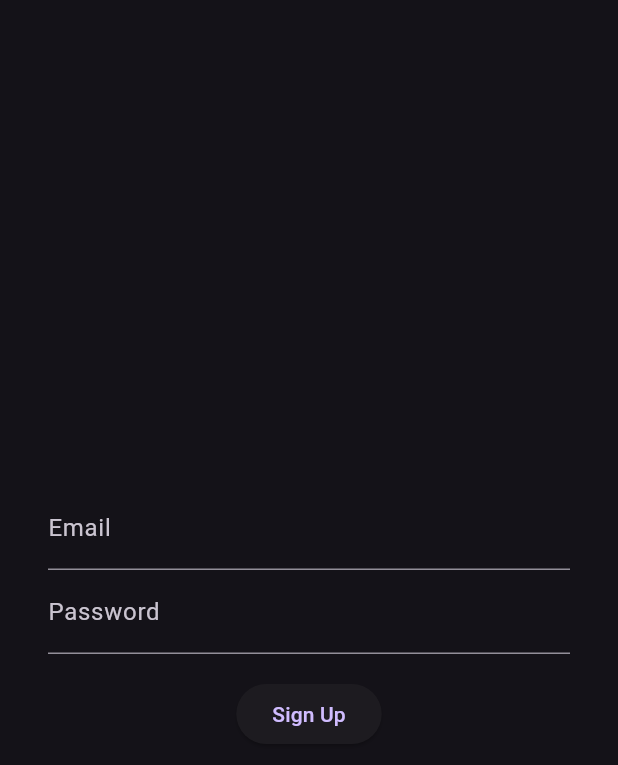
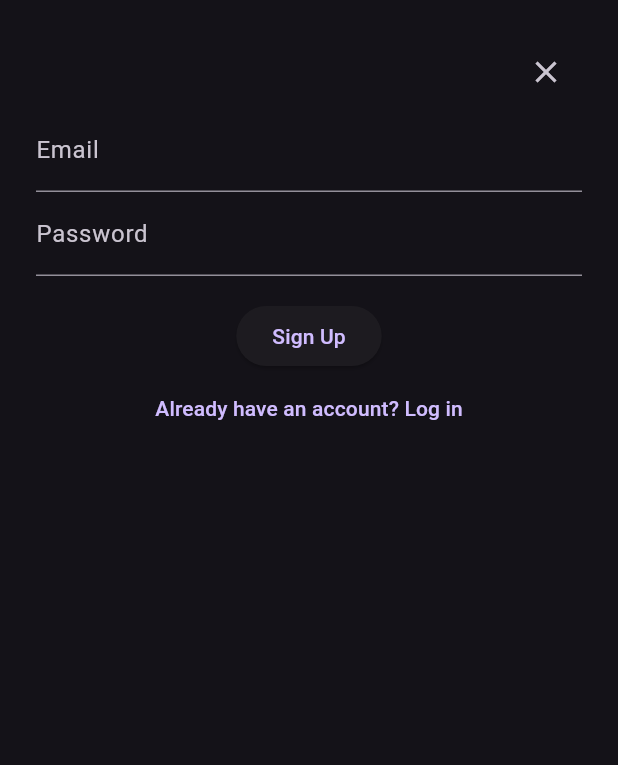
Before and after one commit to KRPpang/game-main-1-, a Flutter app: the SignupPage widget shown alone on an empty page, opened directly, on a phone screen of 412 x 824 dp. Shown: the top 765 px of the screen. Run offline on Flutter 3.47's test engine with Material 3 defaults, Android fonts, the phone set to English and light mode, and no system bars; our stand-ins replace cloud_firestore, firebase_analytics, firebase_auth, firebase_core; missing offline and left inert: flame, flame_tiled; accounts and stored records are empty.

Commit message:
startup screen
startup screen with login and signup windows

```diff
--- a/game-main/lib/main.dart
+++ b/game-main/lib/main.dart
@@ -1,8 +1,8 @@
 import 'package:firebase_core/firebase_core.dart';
 import 'package:firebase_analytics/firebase_analytics.dart';
-// Optional for screen tracking
 import 'package:flutter/material.dart';
-import 'auth_gate.dart';
+import 'package:game/pages/startup_page.dart';
+import '../pages/startup_page.dart';
 
 void main() async {
   WidgetsFlutterBinding.ensureInitialized();
@@ -20,7 +20,7 @@ class MyApp extends StatelessWidget {
     return MaterialApp(
       title: 'Flutter Game Auth',
       theme: ThemeData.dark(),
-      home: AuthGate(),
+      home: StartupScreen(),
       navigatorObservers: [
         FirebaseAnalyticsObserver(analytics: analytics),
       ],
--- a/game-main/lib/pages/signup_page.dart
+++ b/game-main/lib/pages/signup_page.dart
@@ -1,6 +1,8 @@
 import 'package:flutter/material.dart';
 import 'package:firebase_auth/firebase_auth.dart';
 import 'package:firebase_analytics/firebase_analytics.dart';
+import '../services/user_data_manager.dart';
+import 'login_page.dart';
 
 class SignupPage extends StatefulWidget {
   const SignupPage({super.key});
@@ -29,39 +31,67 @@ class _SignupPageState extends State<SignupPage> {
         password: passwordController.text.trim(),
       );
 
-      // Log signup event
       FirebaseAnalytics.instance.logSignUp(signUpMethod: 'email');
+      await UserDataManager().initUserData();
 
       if (!mounted) return;
-
-      // Optionally navigate to another screen or show success message
-
-    } on FirebaseAuthException catch (e) {
-      if (!mounted) return;
-      ScaffoldMessenger.of(context).showSnackBar(
-        SnackBar(content: Text(e.message ?? 'Signup failed')),
-      );
+      Navigator.pop(context); // Close the dialog on successful signup
     } catch (e) {
       if (!mounted) return;
-      ScaffoldMessenger.of(context).showSnackBar(
-        SnackBar(content: Text('Something went wrong')),
-      );
+      ScaffoldMessenger.of(context).showSnackBar(SnackBar(content: Text('Signup failed')));
     }
   }
 
+  void goToLogin() {
+    Navigator.pop(context); // Close Signup dialog first
+    Future.delayed(Duration.zero, () {
+      showDialog(
+        context: context,
+        builder: (context) => Dialog(
+          shape: RoundedRectangleBorder(borderRadius: BorderRadius.circular(12)),
+          child: const SizedBox(
+            width: 320,
+            height: 420,
+            child: LoginPage(),
+          ),
+        ),
+      );
+    });
+  }
 
   @override
   Widget build(BuildContext context) {
-    return Scaffold(
-      body: Padding(
-        padding: const EdgeInsets.all(32),
+    return Material(
+      borderRadius: BorderRadius.circular(12),
+      child: Padding(
+        padding: const EdgeInsets.all(24),
         child: Column(
-          mainAxisAlignment: MainAxisAlignment.center,
+          mainAxisSize: MainAxisSize.min,
           children: [
-            TextField(controller: emailController, decoration: InputDecoration(labelText: 'Email')),
-            TextField(controller: passwordController, decoration: InputDecoration(labelText: 'Password'), obscureText: true),
-            SizedBox(height: 16),
-            ElevatedButton(onPressed: signup, child: Text("Sign Up")),
+            Row(
+              children: [
+                const Spacer(),
+                IconButton(
+                  icon: const Icon(Icons.close),
+                  onPressed: () => Navigator.pop(context),
+                ),
+              ],
+            ),
+            TextField(
+              controller: emailController,
+              decoration: const InputDecoration(labelText: 'Email'),
+            ),
+            TextField(
+              controller: passwordController,
+              decoration: const InputDecoration(labelText: 'Password'),
+              obscureText: true,
+            ),
+            const SizedBox(height: 16),
+            ElevatedButton(onPressed: signup, child: const Text("Sign Up")),
+            TextButton(
+              onPressed: goToLogin,
+              child: const Text("Already have an account? Log in"),
+            ),
           ],
         ),
       ),
--- /dev/null
+++ b/game-main/lib/pages/startup_page.dart
@@ -0,0 +1,174 @@
+import 'package:flutter/material.dart';
+import 'package:flutter/scheduler.dart'; // For Ticker
+import '../pages/login_page.dart';
+
+class StartupScreen extends StatefulWidget {
+  const StartupScreen({super.key});
+
+  @override
+  StartupScreenState createState() => StartupScreenState();
+}
+
+class StartupScreenState extends State<StartupScreen> with SingleTickerProviderStateMixin {
+  double _time = 0.0;
+  late final Ticker _ticker;
+
+  // Asset paths for the 9 parallax layers.
+  final List<String> _layerPaths = [
+    'assets/images/1.png',
+    'assets/images/2.png',
+    'assets/images/3fx.png',
+    'assets/images/4.png',
+    'assets/images/5.png',
+    'assets/images/6fx.png',
+    'assets/images/7.png',
+    'assets/images/8fx.png',
+    'assets/images/9.png',
+  ];
+
+  // Parallax factors for each layer. The nearest layer (factor 1.0) moves fastest.
+  final List<double> _parallaxFactors = [
+    1.0,
+    0.9,
+    0.8,
+    0.7,
+    0.6,
+    0.5,
+    0.4,
+    0.3,
+    0.2,
+  ];
+
+  // Global speed factor to adjust overall movement speed.
+  final double globalSpeed = 0.015;
+
+  @override
+  void initState() {
+    super.initState();
+    _ticker = createTicker((elapsed) {
+      setState(() {
+        // Update _time in seconds continuously.
+        _time = elapsed.inMilliseconds / 1000.0;
+      });
+    });
+    _ticker.start();
+  }
+
+  @override
+  void dispose() {
+    _ticker.dispose();
+    super.dispose();
+  }
+
+  @override
+  Widget build(BuildContext context) {
+    // Get screen dimensions.
+    final double screenHeight = MediaQuery.of(context).size.height;
+    final double screenWidth  = MediaQuery.of(context).size.width;
+    // Assume a fixed aspect ratio (e.g., 16/9) for your parallax images.
+    const double aspectRatio = 16 / 9;
+    // Compute the image width when scaled to fill the screen height.
+    final double imageWidth = screenHeight * aspectRatio;
+
+    // Build parallax layers with an infinite loop effect.
+    List<Widget> layers = [];
+    for (int i = 0; i < _layerPaths.length; i++) {
+      // Speed is the full image width multiplied by parallax factor and globalSpeed.
+      final double speed = imageWidth * _parallaxFactors[i] * globalSpeed;
+      // Calculate current horizontal offset (delta) that loops seamlessly.
+      final double delta = (speed * _time) % imageWidth;
+
+      // First copy.
+      layers.add(
+        Transform.translate(
+          offset: Offset(-delta, 0),
+          child: OverflowBox(
+            alignment: Alignment.centerLeft,
+            minWidth: 0,
+            maxWidth: double.infinity,
+            child: Image.asset(
+              _layerPaths[i],
+              height: screenHeight,
+              width: imageWidth,
+              fit: BoxFit.fill,
+            ),
+          ),
+        ),
+      );
+      // Second copy immediately to the right.
+      layers.add(
+        Transform.translate(
+          offset: Offset(-delta + imageWidth, 0),
+          child: OverflowBox(
+            alignment: Alignment.centerLeft,
+            minWidth: 0,
+            maxWidth: double.infinity,
+            child: Image.asset(
+              _layerPaths[i],
+              height: screenHeight,
+              width: imageWidth,
+              fit: BoxFit.fill,
+            ),
+          ),
+        ),
+      );
+    }
+
+    return Scaffold(
+      body: Stack(
+        fit: StackFit.expand,
+        children: [
+          // Parallax background layers.
+          ...layers,
+          // Dark overlay to reduce brightness; adjust opacity as needed.
+          Container(
+            color: Colors.black.withOpacity(0.4),
+          ),
+          // UI overlay: Logo and Start Game button.
+          Center(
+            child: Column(
+              mainAxisSize: MainAxisSize.min,
+              children: [
+                Image.asset(
+                  'assets/images/DEPTHS.png',
+                  width: screenWidth * 0.8,
+                  fit: BoxFit.contain,
+                ),
+                const SizedBox(height: 40),
+                GestureDetector(
+                  onTap: () {
+                    showDialog(
+                      context: context,
+                      builder: (context) => Dialog(
+                        shape: RoundedRectangleBorder(borderRadius: BorderRadius.circular(12)),
+                        child: const SizedBox(
+                          width: 320,
+                          height: 420,
+                          child: LoginPage(),
+                        ),
+                      ),
+                    );
+
+                  },
+
+
+                  child: Container(
+                    padding: const EdgeInsets.symmetric(vertical: 12, horizontal: 24),
+                    decoration: BoxDecoration(
+                      color: Colors.grey.shade700,
+                      borderRadius: BorderRadius.circular(8),
+                    ),
+                    child: const Text(
+                      'Start Game',
+                      style: TextStyle(fontSize: 20, color: Colors.white),
+                    ),
+                  ),
+                ),
+              ],
+            ),
+          ),
+        ],
+      ),
+    );
+  }
+}
--- a/game-main/pubspec.yaml
+++ b/game-main/pubspec.yaml
@@ -70,7 +70,6 @@ flutter:
   assets:
     - assets/images/
     - assets/audio/
-    - assets/maps/
     - assets/tiles/
 
   # An image asset can refer to one or more resolution-specific "variants", see
```
Also changed, not shown: game-main/lib/pages/login_page.dart (+46 -21 lines).
